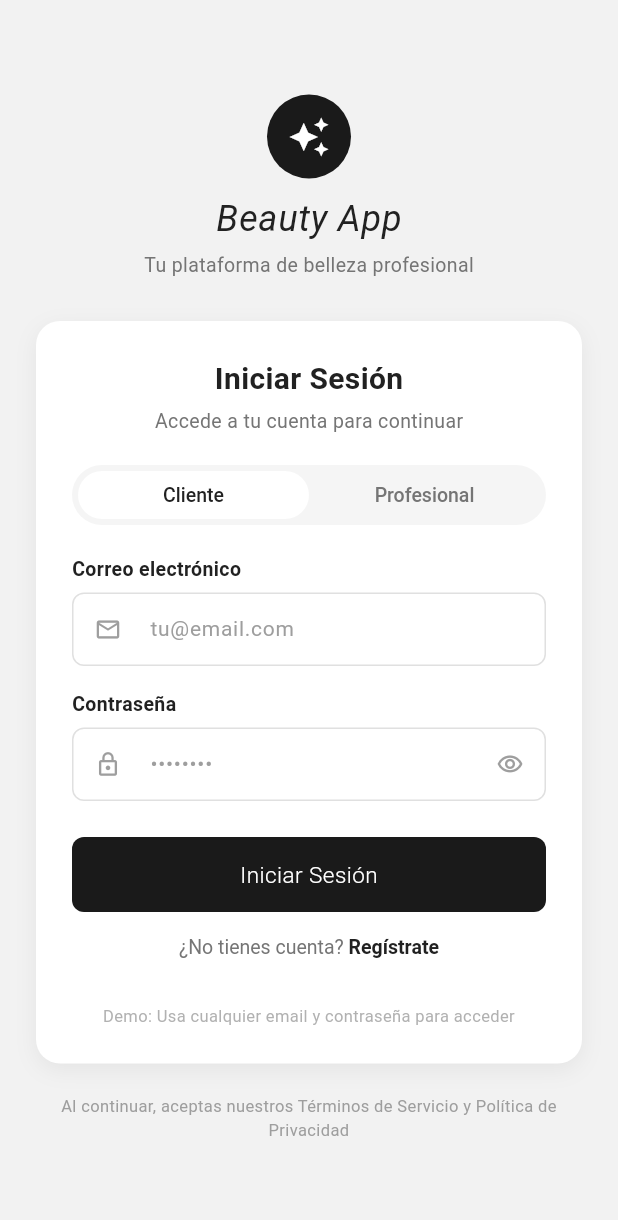
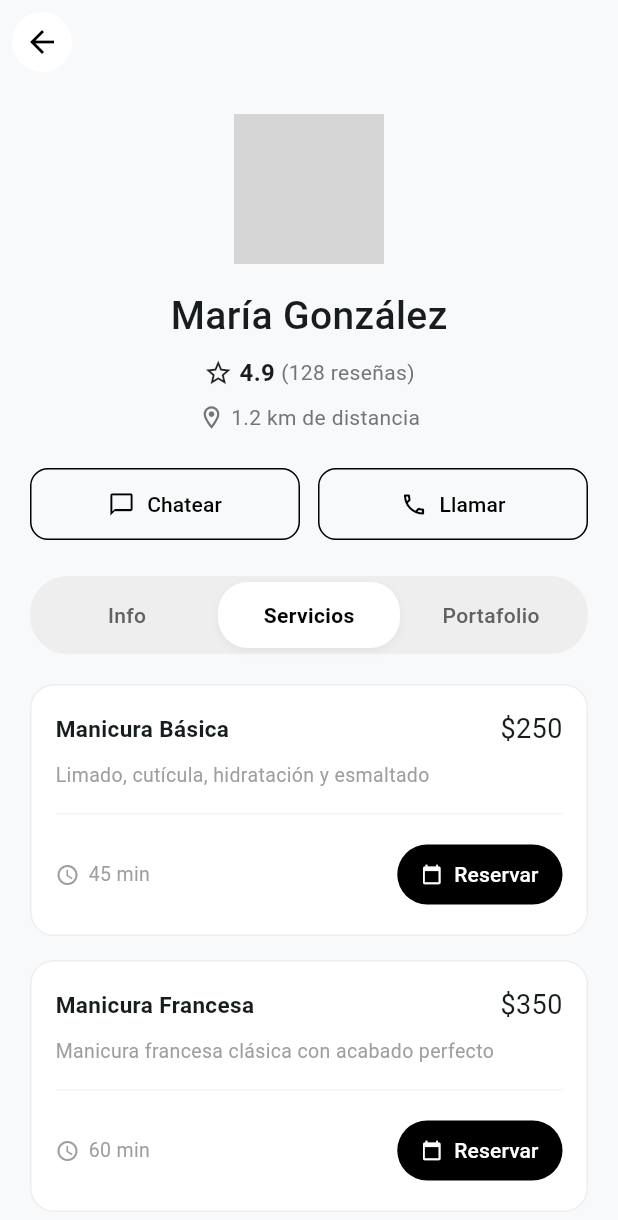
Before and after one commit to brmna/nn, a Flutter app: the screen it shows after launch, on a phone screen of 412 x 824 dp. Shown: the top 1220 px of the screen. Run offline on Flutter 3.47's test engine with Material 3 defaults, Android fonts, the phone set to English and light mode, and no system bars; network calls fail; Roboto replaces fonts that are missing (Georgia); grey boxes are pictures that could not be loaded.

Commit message:
Add ProfileScreen with user details, action buttons, and service list

```diff
--- a/lib/main.dart
+++ b/lib/main.dart
@@ -2,6 +2,7 @@ import 'package:flutter/material.dart';
 import 'screens/register_screen.dart';
 import 'screens/login_screen.dart';
 import 'theme/app_theme.dart';
+import 'screens/profile_screen.dart';
 
 void main() {
   runApp(const BeautyApp());
@@ -16,10 +17,11 @@ class BeautyApp extends StatelessWidget {
       title: 'Beauty App',
       debugShowCheckedModeBanner: false,
       theme: AppTheme.lightTheme,
-      initialRoute: '/login',
+      initialRoute: '/reservation',
       routes: {
         '/login': (context) => const LoginScreen(),
         '/register': (context) => const RegisterScreen(),
+        '/reservation': (context) => const ProfileScreen(),
       },
     );
   }
--- /dev/null
+++ b/lib/screens/profile_screen.dart
@@ -0,0 +1,383 @@
+import 'package:flutter/material.dart';
+
+class ProfileScreen extends StatelessWidget {
+  const ProfileScreen({super.key});
+
+  @override
+  Widget build(BuildContext context) {
+    return Scaffold(
+      // Un color de fondo ligeramente grisaceo como en tu diseño
+      backgroundColor: const Color(0xFFF8F9FA),
+      appBar: AppBar(
+        backgroundColor: Colors.transparent,
+        elevation: 0,
+        leading: Padding(
+          padding: const EdgeInsets.all(8.0),
+          child: CircleAvatar(
+            backgroundColor: Colors.white,
+            child: IconButton(
+              icon: const Icon(Icons.arrow_back, color: Colors.black),
+              onPressed: () {
+                // Acción para volver atrás
+              },
+            ),
+          ),
+        ),
+      ),
+      body: SingleChildScrollView(
+        child: Column(
+          children: [
+            const SizedBox(height: 20),
+            _buildProfileHeader(),
+            const SizedBox(height: 24), // Espacio extra
+            _buildActionButtons(), // <- NUEVO
+            const SizedBox(height: 24), // Espacio extra
+            _buildTabs(), // <- NUEVO
+            const SizedBox(height: 20),
+            _buildServicesList(),
+            const SizedBox(height: 40),
+            // Aquí irá la lista de servicios en el siguiente paso
+          ],
+        ),
+      ),
+    );
+  }
+
+  // Extraemos el encabezado en su propio método para mantener el código limpio
+  Widget _buildProfileHeader() {
+    return Column(
+      children: [
+        // Stack nos permite poner el ícono de verificado sobre la foto
+        Stack(
+          alignment: Alignment.bottomRight,
+          children: [
+            const CircleAvatar(
+              radius: 50,
+              // Puedes cambiar esta URL por una imagen local usando AssetImage
+              backgroundImage: NetworkImage('https://i.pravatar.cc/300'),
+            ),
+            Container(
+              decoration: const BoxDecoration(
+                color: Colors.white,
+                shape: BoxShape.circle,
+              ),
+              child: const Padding(
+                padding: EdgeInsets.all(2.0),
+                child: Icon(Icons.verified, color: Colors.black, size: 24),
+              ),
+            ),
+          ],
+        ),
+        const SizedBox(height: 16),
+
+        // Nombre
+        const Text(
+          'María González',
+          style: TextStyle(
+            fontSize: 26,
+            fontWeight: FontWeight.w500,
+            fontFamily: 'Georgia', // Una fuente serif similar a la de tu imagen
+          ),
+        ),
+        const SizedBox(height: 8),
+
+        // Calificación y reseñas
+        Row(
+          mainAxisAlignment: MainAxisAlignment.center,
+          children: [
+            const Icon(Icons.star_border, size: 20),
+            const SizedBox(width: 4),
+            const Text(
+              '4.9',
+              style: TextStyle(fontWeight: FontWeight.bold, fontSize: 16),
+            ),
+            const SizedBox(width: 4),
+            Text('(128 reseñas)', style: TextStyle(color: Colors.grey[600])),
+          ],
+        ),
+        const SizedBox(height: 8),
+
+        // Ubicación
+        Row(
+          mainAxisAlignment: MainAxisAlignment.center,
+          children: [
+            Icon(Icons.location_on_outlined, size: 18, color: Colors.grey[600]),
+            const SizedBox(width: 4),
+            Text(
+              '1.2 km de distancia',
+              style: TextStyle(color: Colors.grey[600]),
+            ),
+          ],
+        ),
+      ],
+    );
+  }
+
+  // Método para los botones de Chatear y Llamar
+  Widget _buildActionButtons() {
+    return Padding(
+      padding: const EdgeInsets.symmetric(horizontal: 20.0),
+      child: Row(
+        children: [
+          // Expanded hace que el botón tome la mitad del ancho
+          Expanded(
+            child: OutlinedButton.icon(
+              onPressed: () {},
+              icon: const Icon(
+                Icons.chat_bubble_outline,
+                color: Colors.black,
+                size: 18,
+              ),
+              label: const Text(
+                'Chatear',
+                style: TextStyle(color: Colors.black),
+              ),
+              style: OutlinedButton.styleFrom(
+                side: const BorderSide(color: Colors.black),
+                shape: RoundedRectangleBorder(
+                  borderRadius: BorderRadius.circular(12),
+                ),
+                padding: const EdgeInsets.symmetric(vertical: 14),
+              ),
+            ),
+          ),
+          const SizedBox(width: 12), // Espacio entre los botones
+          // El otro botón toma la otra mitad
+          Expanded(
+            child: OutlinedButton.icon(
+              onPressed: () {},
+              icon: const Icon(
+                Icons.phone_outlined,
+                color: Colors.black,
+                size: 18,
+              ),
+              label: const Text(
+                'Llamar',
+                style: TextStyle(color: Colors.black),
+              ),
+              style: OutlinedButton.styleFrom(
+                side: const BorderSide(color: Colors.black),
+                shape: RoundedRectangleBorder(
+                  borderRadius: BorderRadius.circular(12),
+                ),
+                padding: const EdgeInsets.symmetric(vertical: 14),
+              ),
+            ),
+          ),
+        ],
+      ),
+    );
+  }
+
+  // Método para la barra de Info / Servicios / Portafolio
+  Widget _buildTabs() {
+    return Padding(
+      padding: const EdgeInsets.symmetric(horizontal: 20.0),
+      child: Container(
+        padding: const EdgeInsets.all(4.0),
+        decoration: BoxDecoration(
+          color: Colors.grey[200], // Fondo gris claro de toda la barra
+          borderRadius: BorderRadius.circular(25),
+        ),
+        child: Row(
+          children: [
+            // Pestaña inactiva
+            Expanded(
+              child: Center(
+                child: Padding(
+                  padding: const EdgeInsets.symmetric(vertical: 12),
+                  child: Text(
+                    'Info',
+                    style: TextStyle(
+                      color: Colors.grey[700],
+                      fontWeight: FontWeight.w500,
+                    ),
+                  ),
+                ),
+              ),
+            ),
+            // Pestaña ACTIVA ("Servicios")
+            Expanded(
+              child: Container(
+                decoration: BoxDecoration(
+                  color: Colors.white,
+                  borderRadius: BorderRadius.circular(20),
+                  boxShadow: [
+                    BoxShadow(
+                      color: Colors.black.withOpacity(0.05),
+                      blurRadius: 4,
+                      offset: const Offset(0, 2),
+                    ),
+                  ],
+                ),
+                child: const Center(
+                  child: Padding(
+                    padding: EdgeInsets.symmetric(vertical: 12),
+                    child: Text(
+                      'Servicios',
+                      style: TextStyle(
+                        color: Colors.black,
+                        fontWeight: FontWeight.bold,
+                      ),
+                    ),
+                  ),
+                ),
+              ),
+            ),
+            // Pestaña inactiva
+            Expanded(
+              child: Center(
+                child: Padding(
+                  padding: const EdgeInsets.symmetric(vertical: 12),
+                  child: Text(
+                    'Portafolio',
+                    style: TextStyle(
+                      color: Colors.grey[700],
+                      fontWeight: FontWeight.w500,
+                    ),
+                  ),
+                ),
+              ),
+            ),
+          ],
+        ),
+      ),
+    );
+  }
+
+  // Método que agrupa todas las tarjetas
+  Widget _buildServicesList() {
+    return Padding(
+      padding: const EdgeInsets.symmetric(horizontal: 20.0),
+      child: Column(
+        children: [
+          _buildServiceCard(
+            title: 'Manicura Básica',
+            price: '\$250',
+            description: 'Limado, cutícula, hidratación y esmaltado',
+            duration: '45 min',
+          ),
+          const SizedBox(height: 16), // Espacio entre tarjetas
+          _buildServiceCard(
+            title: 'Manicura Francesa',
+            price: '\$350',
+            description: 'Manicura francesa clásica con acabado perfecto',
+            duration: '60 min',
+          ),
+          const SizedBox(height: 16),
+          _buildServiceCard(
+            title: 'Uñas de Gel',
+            price: '\$500',
+            description: 'Aplicación de gel con acabado duradero',
+            duration: '90 min',
+          ),
+          const SizedBox(height: 16),
+          _buildServiceCard(
+            title: 'Nail Art Personalizado',
+            price: '\$700',
+            description: 'Diseño personalizado según tus preferencias',
+            duration: '120 min',
+          ),
+        ],
+      ),
+    );
+  }
+
+  // Método REUTILIZABLE para construir una tarjeta individual
+  Widget _buildServiceCard({
+    required String title,
+    required String price,
+    required String description,
+    required String duration,
+  }) {
+    return Container(
+      padding: const EdgeInsets.all(16),
+      decoration: BoxDecoration(
+        color: Colors.white,
+        borderRadius: BorderRadius.circular(16),
+        // Borde gris muy clarito para enmarcar la tarjeta
+        border: Border.all(color: Colors.grey.shade200),
+      ),
+      child: Column(
+        crossAxisAlignment: CrossAxisAlignment.start,
+        children: [
+          // Fila superior: Título y Precio
+          Row(
+            mainAxisAlignment: MainAxisAlignment.spaceBetween,
+            children: [
+              Text(
+                title,
+                style: const TextStyle(
+                  fontSize: 15,
+                  fontWeight: FontWeight.bold,
+                  fontFamily: 'Georgia', // La misma fuente serif del nombre
+                ),
+              ),
+              Text(
+                price,
+                style: const TextStyle(
+                  fontSize: 18,
+                  fontWeight: FontWeight.w400,
+                  fontFamily: 'Georgia',
+                ),
+              ),
+            ],
+          ),
+          const SizedBox(height: 8),
+
+          // Descripción
+          Text(
+            description,
+            style: TextStyle(color: Colors.grey[500], fontSize: 13),
+          ),
+
+          const SizedBox(height: 16),
+          // Línea divisoria muy tenue
+          Divider(color: Colors.grey.shade100, height: 1, thickness: 1),
+          const SizedBox(height: 16),
+
+          // Fila inferior: Duración y Botón Reservar
+          Row(
+            children: [
+              Icon(Icons.access_time, size: 16, color: Colors.grey[500]),
+              const SizedBox(width: 6),
+              Text(
+                duration,
+                style: TextStyle(color: Colors.grey[500], fontSize: 13),
+              ),
+
+              const Spacer(), // Este widget mágico empuja el botón a la derecha
+
+              ElevatedButton.icon(
+                onPressed: () {
+                  // TODO: Aquí llamaremos al Bottom Sheet en el Paso 4
+                  print('Botón presionado: Reservar $title');
+                },
+                icon: const Icon(
+                  Icons.calendar_today,
+                  size: 14,
+                  color: Colors.white,
+                ),
+                label: const Text(
+                  'Reservar',
+                  style: TextStyle(color: Colors.white),
+                ),
+                style: ElevatedButton.styleFrom(
+                  backgroundColor: Colors.black, // Fondo negro del botón
+                  shape: RoundedRectangleBorder(
+                    borderRadius: BorderRadius.circular(20),
+                  ),
+                  padding: const EdgeInsets.symmetric(
+                    horizontal: 16,
+                    vertical: 8,
+                  ),
+                  elevation: 0, // Sin sombra para un look plano
+                ),
+              ),
+            ],
+          ),
+        ],
+      ),
+    );
+  }
+}
```
Also changed, not shown: 1 other file.
